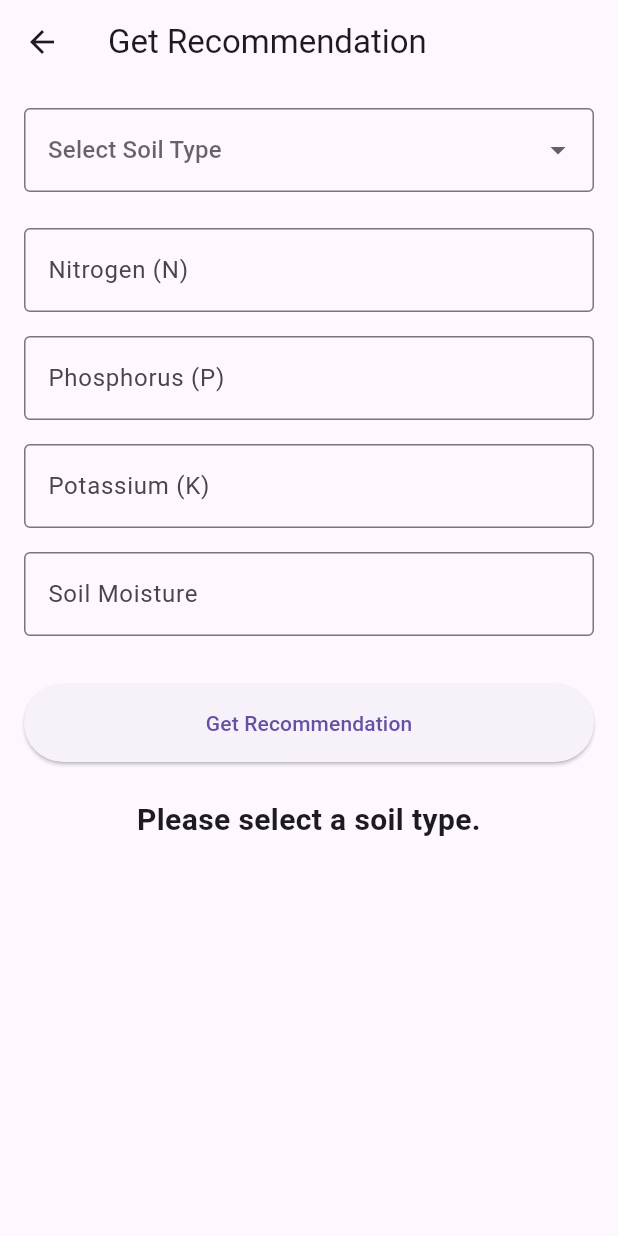
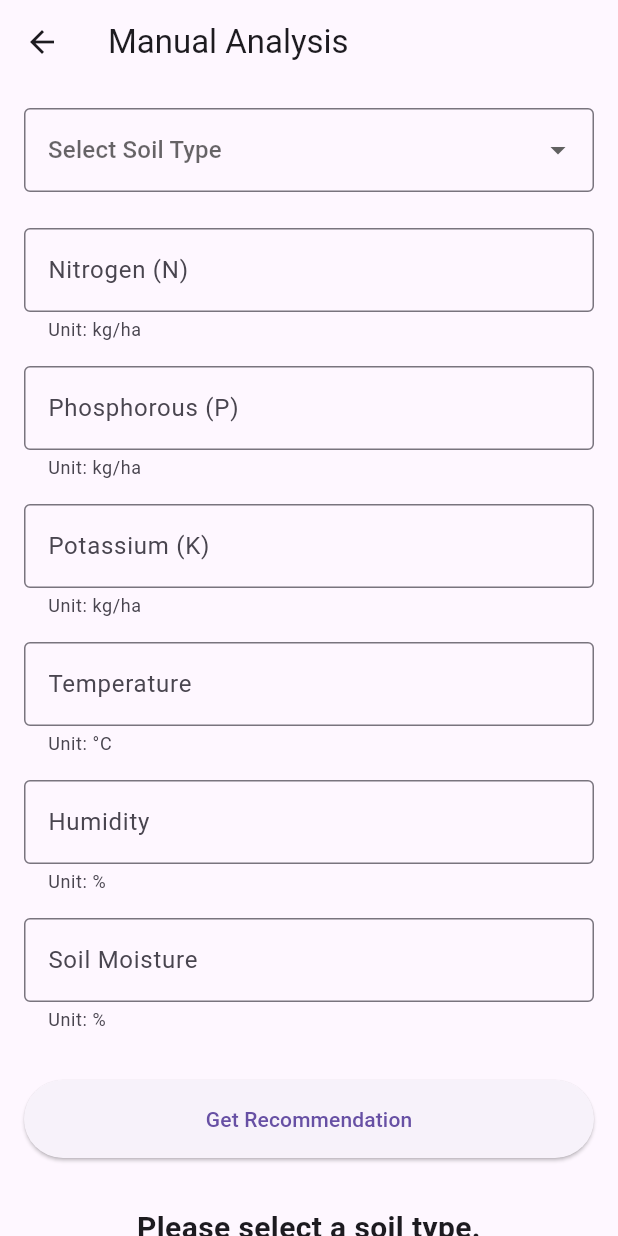
Before and after one commit to Prasheel-007/Crop_Recommender, a Flutter app: the HomePage screen opened directly, after a tap on "Get Recommendation", on a phone screen of 412 x 824 dp. Run offline on Flutter 3.47's test engine with Material 3 defaults, Android fonts, the light colour scheme and no system bars; our stand-ins replace shared_preferences; accounts and stored records are empty.

Commit message:
feat: Implement frontend login, dashboard, and manual analysis screens

```diff
--- a/crop_ui/lib/dashboard_page.dart
+++ b/crop_ui/lib/dashboard_page.dart
@@ -1,7 +1,7 @@
 import 'package:flutter/material.dart';
 import 'package:shared_preferences/shared_preferences.dart';
 import 'login_page.dart';
-import 'main.dart'; // To navigate to HomePage
+import 'main.dart'; // To navigate to HomePage (our manual analysis screen)
 
 class DashboardPage extends StatelessWidget {
   const DashboardPage({super.key});
@@ -31,14 +31,15 @@ class DashboardPage extends StatelessWidget {
         child: Column(
           crossAxisAlignment: CrossAxisAlignment.start,
           children: [
-            const Text('Welcome!', style: TextStyle(fontSize: 28, fontWeight: FontWeight.bold)),
+            const Text('Welcome, Farmer!', style: TextStyle(fontSize: 28, fontWeight: FontWeight.bold)),
             const SizedBox(height: 20),
+            // This card will be our "Manual Analysis" button
             Card(
               elevation: 4,
               child: ListTile(
-                leading: const Icon(Icons.eco, color: Colors.green, size: 40),
-                title: const Text('Get Crop Recommendation'),
-                subtitle: const Text('Find the best crop for your land'),
+                leading: const Icon(Icons.science, color: Colors.blue, size: 40),
+                title: const Text('Manual Analysis'),
+                subtitle: const Text('Enter all parameters to experiment'),
                 trailing: const Icon(Icons.arrow_forward_ios),
                 onTap: () {
                   Navigator.of(context).push(
@@ -47,6 +48,7 @@ class DashboardPage extends StatelessWidget {
                 },
               ),
             ),
+            // We will add the "Smart Recommendation" card here later
           ],
         ),
       ),
--- a/crop_ui/lib/login_page.dart
+++ b/crop_ui/lib/login_page.dart
@@ -4,7 +4,6 @@ import 'dashboard_page.dart';
 
 class LoginPage extends StatefulWidget {
   const LoginPage({super.key});
-
   @override
   State<LoginPage> createState() => _LoginPageState();
 }
--- a/crop_ui/lib/main.dart
+++ b/crop_ui/lib/main.dart
@@ -54,6 +54,7 @@ class _AuthCheckState extends State<AuthCheck> {
   }
 }
 
+// This is now our "Manual Analysis" screen
 class HomePage extends StatefulWidget {
   const HomePage({super.key});
   @override
@@ -61,13 +62,14 @@ class HomePage extends StatefulWidget {
 }
 
 class _HomePageState extends State<HomePage> {
-  // Controllers for our new input fields
+  // Controllers for all manual inputs
   final _nController = TextEditingController();
   final _pController = TextEditingController();
   final _kController = TextEditingController();
+  final _tempController = TextEditingController();
+  final _humidityController = TextEditingController();
   final _moistureController = TextEditingController();
 
-  // State for the dropdown
   String? _selectedSoilType;
   final List<String> _soilTypes = ['Sandy', 'Loamy', 'Black', 'Red', 'Clayey'];
 
@@ -76,32 +78,22 @@ class _HomePageState extends State<HomePage> {
 
   Future<void> _getRecommendation() async {
     if (_selectedSoilType == null) {
-      setState(() {
-        _result = 'Please select a soil type.';
-      });
+      setState(() { _result = 'Please select a soil type.'; });
       return;
     }
 
-    // TODO: Replace with your deployed Render URL
+    // TODO: Remember to replace this with your deployed Render URL later
     const String apiUrl = 'YOUR_RENDER_URL_HERE/predict';
 
-    // We will get Temperature and Humidity from a weather API later. For now, we use defaults.
-    const double defaultTemp = 28.0;
-    const double defaultHumidity = 80.0;
-
-    setState(() {
-      _isLoading = true;
-      _result = 'Getting recommendation...';
-    });
+    setState(() { _isLoading = true; _result = 'Getting recommendation...'; });
 
     try {
       final response = await http.post(
         Uri.parse(apiUrl),
         headers: {'Content-Type': 'application/json'},
         body: json.encode({
-          // New JSON body matching our enhanced backend
-          'Temparature': defaultTemp,
-          'Humidity': defaultHumidity,
+          'Temparature': double.tryParse(_tempController.text) ?? 0.0,
+          'Humidity': double.tryParse(_humidityController.text) ?? 0.0,
           'Moisture': double.tryParse(_moistureController.text) ?? 0.0,
           'Soil Type': _selectedSoilType,
           'Nitrogen': double.tryParse(_nController.text) ?? 0.0,
@@ -112,22 +104,14 @@ class _HomePageState extends State<HomePage> {
 
       if (response.statusCode == 200) {
         final data = json.decode(response.body);
-        setState(() {
-          _result = 'Recommended Crop: ${data['recommended_crop']}';
-        });
+        setState(() { _result = 'Recommended Crop: ${data['recommended_crop']}'; });
       } else {
-        setState(() {
-          _result = 'Error: Could not get a recommendation.';
-        });
+        setState(() { _result = 'Error: Could not get a recommendation.'; });
       }
     } catch (e) {
-      setState(() {
-        _result = 'Error: Could not connect to the server.';
-      });
+      setState(() { _result = 'Error: Could not connect to the server.'; });
     } finally {
-      setState(() {
-        _isLoading = false;
-      });
+      setState(() { _isLoading = false; });
     }
   }
 
@@ -135,32 +119,29 @@ class _HomePageState extends State<HomePage> {
   Widget build(BuildContext context) {
     return Scaffold(
       appBar: AppBar(
-        title: const Text('Get Recommendation'),
+        title: const Text('Manual Analysis'),
       ),
       body: SingleChildScrollView(
         padding: const EdgeInsets.all(16.0),
         child: Column(
           crossAxisAlignment: CrossAxisAlignment.stretch,
           children: <Widget>[
-            // New Dropdown for Soil Type
             DropdownButtonFormField<String>(
               value: _selectedSoilType,
               hint: const Text('Select Soil Type'),
               items: _soilTypes.map((String soil) {
                 return DropdownMenuItem<String>(value: soil, child: Text(soil));
               }).toList(),
-              onChanged: (newValue) {
-                setState(() {
-                  _selectedSoilType = newValue;
-                });
-              },
+              onChanged: (newValue) { setState(() { _selectedSoilType = newValue; }); },
               decoration: const InputDecoration(border: OutlineInputBorder()),
             ),
             const SizedBox(height: 16),
-            _buildTextField(_nController, 'Nitrogen (N)', 'e.g., 0-140 kg/ha'),
-            _buildTextField(_pController, 'Phosphorus (P)', 'e.g., 5-145 kg/ha'),
-            _buildTextField(_kController, 'Potassium (K)', 'e.g., 5-205 kg/ha'),
-            _buildTextField(_moistureController, 'Soil Moisture', 'e.g., 20-70 %'),
+            _buildTextField(_nController, 'Nitrogen (N)', 'Unit: kg/ha', 'e.g., 0 - 140'),
+            _buildTextField(_pController, 'Phosphorous (P)', 'Unit: kg/ha', 'e.g., 5 - 145'),
+            _buildTextField(_kController, 'Potassium (K)', 'Unit: kg/ha', 'e.g., 5 - 205'),
+            _buildTextField(_tempController, 'Temperature', 'Unit: °C', 'e.g., 10 - 40'),
+            _buildTextField(_humidityController, 'Humidity', 'Unit: %', 'e.g., 20 - 95'),
+            _buildTextField(_moistureController, 'Soil Moisture', 'Unit: %', 'e.g., 20 - 70'),
             const SizedBox(height: 24),
             ElevatedButton(
               onPressed: _isLoading ? null : _getRecommendation,
@@ -168,19 +149,22 @@ class _HomePageState extends State<HomePage> {
               child: const Text('Get Recommendation'),
             ),
             const SizedBox(height: 24),
-            Text(
-              _result,
-              textAlign: TextAlign.center,
-              style: const TextStyle(fontSize: 20, fontWeight: FontWeight.bold),
-            ),
+            if (_result.isNotEmpty)
+              Padding(
+                padding: const EdgeInsets.only(top: 8.0),
+                child: Text(
+                  _result,
+                  textAlign: TextAlign.center,
+                  style: const TextStyle(fontSize: 20, fontWeight: FontWeight.bold),
+                ),
+              ),
           ],
         ),
       ),
     );
   }
 
-  // Updated helper widget with hint text
-  Widget _buildTextField(TextEditingController controller, String label, String hint) {
+  Widget _buildTextField(TextEditingController controller, String label, String helper, String hint) {
     return Padding(
       padding: const EdgeInsets.symmetric(vertical: 8.0),
       child: TextField(
@@ -189,6 +173,7 @@ class _HomePageState extends State<HomePage> {
         decoration: InputDecoration(
           labelText: label,
           hintText: hint,
+          helperText: helper, // This text appears below the input field
           border: const OutlineInputBorder(),
         ),
       ),
```
